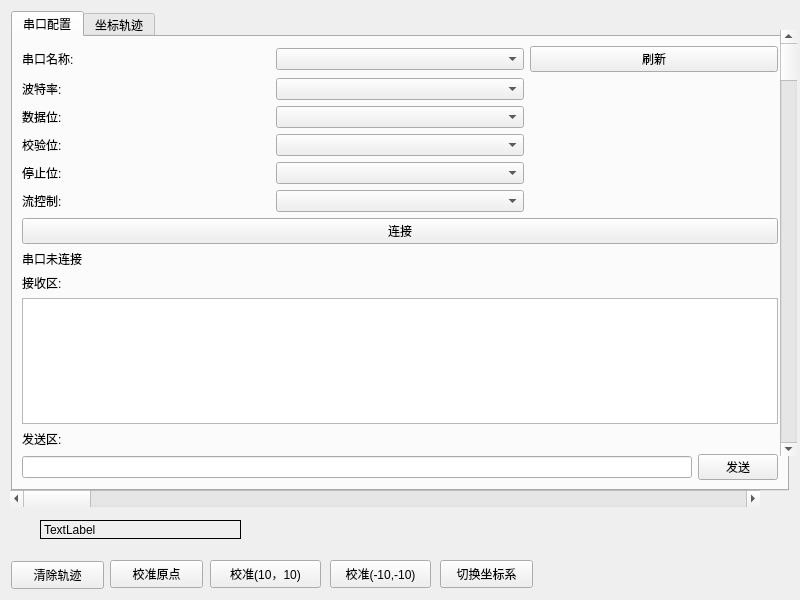
Qt form lighthouse_host/mainwindow.ui (atomic-hkust-gz/lighthouse-tracking) before a commit.
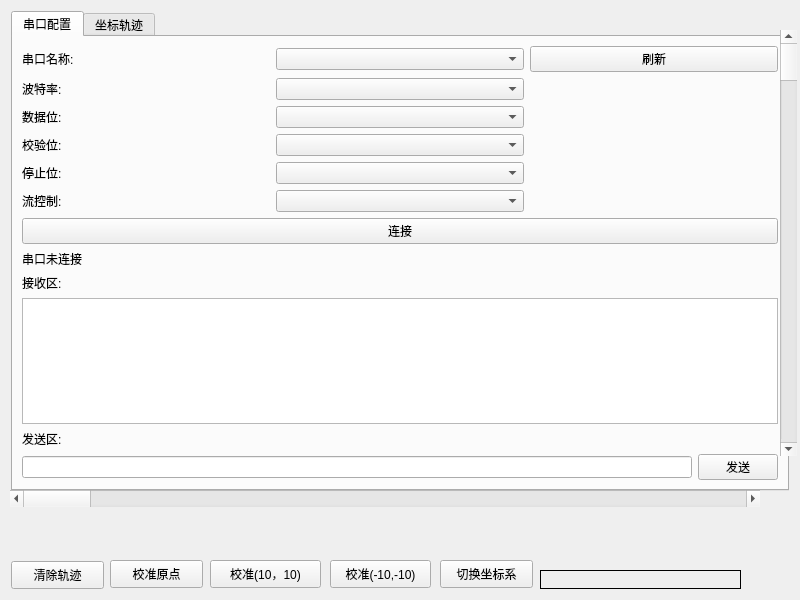
The same form after that commit. The open tabs and pages were chosen to show the change.

Commit message: base function of coordinate fitting

```diff
--- a/lighthouse_host/mainwindow.ui
+++ b/lighthouse_host/mainwindow.ui
@@ -266,8 +266,8 @@
    <widget class="QLabel" name="labelDev1Coord">
     <property name="geometry">
      <rect>
-      <x>40</x>
-      <y>520</y>
+      <x>540</x>
+      <y>570</y>
       <width>201</width>
       <height>19</height>
      </rect>
@@ -276,7 +276,7 @@
      <enum>QFrame::Shape::Box</enum>
     </property>
     <property name="text">
-     <string>TextLabel</string>
+     <string> </string>
     </property>
    </widget>
   </widget>
```
Left out of the diff: 2 changed lines with no effect on the pictures. The commit also changes 1 other file.
